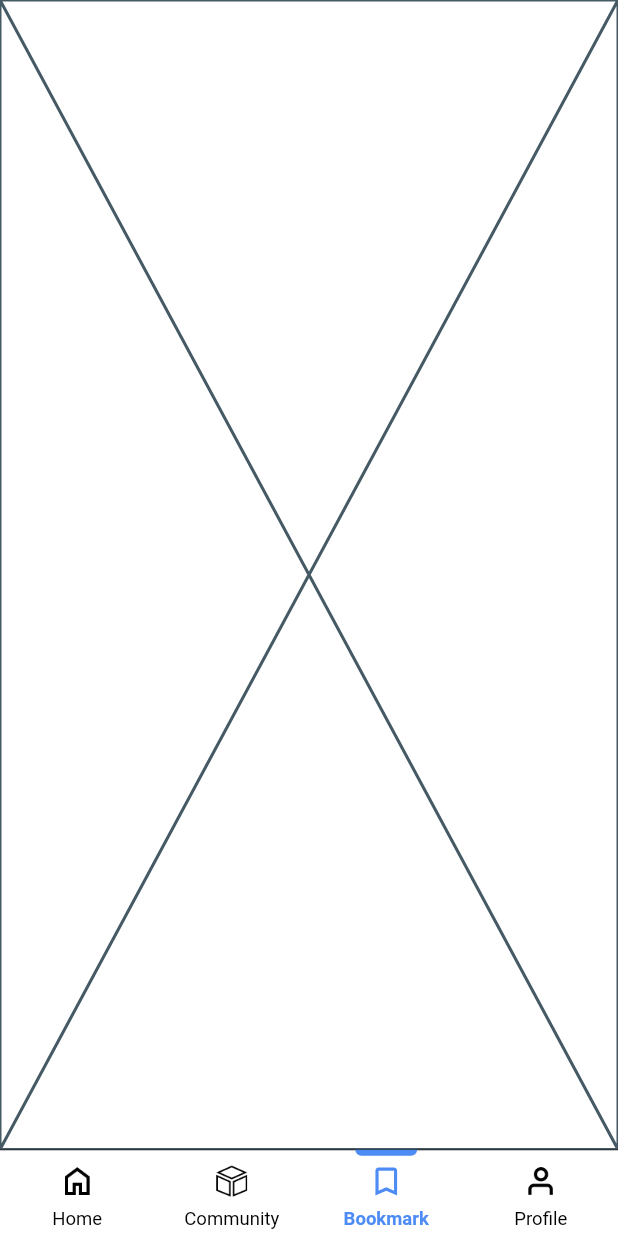
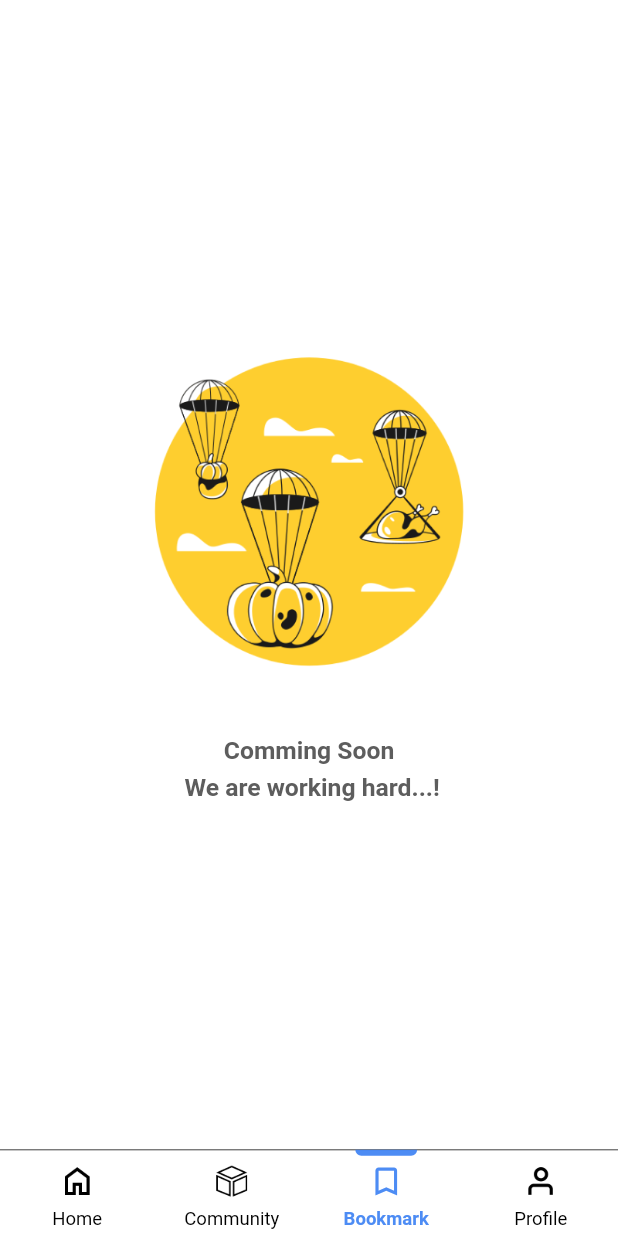
Before and after one commit to prajai1803/cyberking_capitals, a Flutter app: the AppBaseScreen screen opened by its route, item 3 of the bottom bar chosen, on a phone screen of 412 x 824 dp. Run offline on Flutter 3.47's test engine with Material 3 defaults, Android fonts, the phone set to English and light mode, and no system bars; our stand-ins replace cached_network_image, chewie, connectivity_plus, dotted_border, firebase_auth, firebase_core and 14 more; accounts and stored records are empty; network calls fail; Roboto replaces fonts that are missing (PJS).

Commit message:
maintenace and comming soon, community ui

```diff
--- a/lib/app/core/values/images.dart
+++ b/lib/app/core/values/images.dart
@@ -23,6 +23,7 @@ class AppImages {
   static const union = 'images/home/union.png';
   static const progressIcon = 'images/home/ProgressIcon.png';
   static const moduleIcon = 'images/home/Modules.png';
+  static const commingSoon = 'images/home/Coming_soon.png';
 
   // quiz
   static const tropy = 'images/quiz/tropy.png';
--- a/lib/app/modules/base/view.dart
+++ b/lib/app/modules/base/view.dart
@@ -1,8 +1,11 @@
 import 'package:cyberking_capitals/app/core/colors/app_color.dart';
 import 'package:cyberking_capitals/app/core/values/icons.dart';
+import 'package:cyberking_capitals/app/modules/bookmark/view.dart';
 import 'package:cyberking_capitals/app/modules/community/view.dart';
 import 'package:cyberking_capitals/app/modules/home/view.dart';
 import 'package:cyberking_capitals/app/modules/profile/view.dart';
+import 'package:cyberking_capitals/app/utils/network_manager.dart';
+import 'package:cyberking_capitals/app/widgets/no_internet.dart';
 import 'package:flutter/material.dart';
 import 'package:flutter_screenutil/flutter_screenutil.dart';
 
@@ -43,11 +46,19 @@ class _AppBaseScreenState extends State<AppBaseScreen>
 
   @override
   Widget build(BuildContext context) {
-    List<Widget> screens = const [
-      HomeScreen(),
-      CommunityScreen(),
-      CommunityScreen(),
-      ProfileScreen(),
+    List<Widget> screens = [
+      GetBuilder<NetworkManagerController>(
+          init: NetworkManagerController(),
+          builder: (controller) {
+            if (controller.connectionType > 0) {
+              return const HomeScreen();
+            } else {
+              return const NoInternetScreen();
+            }
+          }),
+      const CommunityScreen(),
+      const BookMarkScreen(),
+      const ProfileScreen(),
     ];
 
     return Scaffold(
--- a/lib/app/modules/bookmark/view.dart
+++ b/lib/app/modules/bookmark/view.dart
@@ -1,3 +1,4 @@
+import 'package:cyberking_capitals/app/widgets/comming_soon.dart';
 import 'package:flutter/material.dart';
 
 class BookMarkScreen extends StatefulWidget {
@@ -11,7 +12,7 @@ class _BookMarkScreenState extends State<BookMarkScreen> {
   @override
   Widget build(BuildContext context) {
     return const Scaffold(
-      body: Center(child: Text("BookMark")),
+      body: CommingSoon(),
     );
   }
 }
--- /dev/null
+++ b/lib/app/modules/community/controller/chat_controller.dart
@@ -0,0 +1,3 @@
+import 'package:get/get.dart';
+
+class ChatController extends GetxController {}
--- /dev/null
+++ b/lib/app/utils/network_manager.dart
@@ -0,0 +1,59 @@
+// import 'package:firebase_remote_config/firebase_remote_config.dart';
+import 'package:get/get.dart';
+import 'package:connectivity_plus/connectivity_plus.dart';
+// import 'package:package_info_plus/package_info_plus.dart';
+// import 'package:version/version.dart';
+
+class NetworkManagerController extends GetxController {
+  int connectionType = 0;
+  final _connectivity = Connectivity();
+  // late final PackageInfo _packageInfo;
+  // final FirebaseRemoteConfig _remoteConfig = FirebaseRemoteConfig.instance;
+
+  @override
+  void onInit() {
+    _connectivity.onConnectivityChanged.listen(_updatState);
+    // _checkUpdate();
+    super.onInit();
+  }
+
+  void getConnection() async {
+    ConnectivityResult? connectivityResult;
+    try {
+      connectivityResult = await _connectivity.checkConnectivity();
+    } catch (e) {
+      printInfo(info: e.toString());
+    }
+    if (connectivityResult != null) {
+      _updatState(connectivityResult);
+    }
+  }
+
+  _updatState(ConnectivityResult connectivityResult) {
+    switch (connectivityResult) {
+      case ConnectivityResult.wifi:
+        connectionType = 2;
+        update();
+        break;
+      case ConnectivityResult.mobile:
+        connectionType = 1;
+        update();
+        break;
+      case ConnectivityResult.none:
+        connectionType = 0;
+        update();
+        break;
+      default:
+        Get.snackbar("Failed", "stat");
+    }
+  }
+
+  // void _checkUpdate() async {
+  //   _packageInfo = await PackageInfo.fromPlatform();
+  //   // final appVersion = Version.parse(_packageInfo.version);
+
+  //   final lastNormalUpdateVersion =
+  //       _remoteConfig.getString("last_normal_update_version");
+  //   print("this is $lastNormalUpdateVersion");
+  // }
+}
--- /dev/null
+++ b/lib/app/widgets/comming_soon.dart
@@ -0,0 +1,34 @@
+import 'package:cyberking_capitals/app/core/colors/app_color.dart';
+import 'package:cyberking_capitals/app/core/values/images.dart';
+import 'package:flutter/material.dart';
+import 'package:flutter_screenutil/flutter_screenutil.dart';
+
+class CommingSoon extends StatelessWidget {
+  const CommingSoon({super.key});
+
+  @override
+  Widget build(BuildContext context) {
+    return Center(
+      child: Column(
+        mainAxisAlignment: MainAxisAlignment.center,
+        children: [
+          Image.asset(
+            AppImages.commingSoon,
+            height: 216.h,
+          ),
+          SizedBox(height: 32.h),
+          Text(
+            "Comming Soon\n We are working hard...!",
+            textAlign: TextAlign.center,
+            style: TextStyle(
+              fontSize: 16.h,
+              height: 1.5,
+              color: AppColors.textBlack2,
+              fontWeight: FontWeight.w600,
+            ),
+          )
+        ],
+      ),
+    );
+  }
+}
--- a/pubspec.yaml
+++ b/pubspec.yaml
@@ -30,6 +30,10 @@ dependencies:
   image_picker: ^1.0.7
   step_progress_indicator: ^1.0.2
   intl: ^0.19.0
+  version: ^3.0.2
+  package_info_plus: ^5.0.1
+  connectivity_plus: ^5.0.2
+  firebase_remote_config: ^4.3.17
 
 dev_dependencies:
   flutter_test:
```
Also changed, not shown: lib/app/data/services/remote_config/remote_config.dart (added, +21 -0 lines), lib/app/modules/community/view.dart (+32 -1 lines), lib/app/modules/community/view/chat_view.dart (added, +172 -0 lines), lib/app/modules/community/widgets/chat_card.dart (added, +90 -0 lines), lib/app/widgets/no_internet.dart (added, +44 -0 lines), lib/app/widgets/under_maintenance.dart (added, +36 -0 lines), lib/main.dart (+5 -3 lines), images/home/Coming_soon.png (added), images/home/UnderMaintenance.png (added), pubspec.lock, 1 other file.
